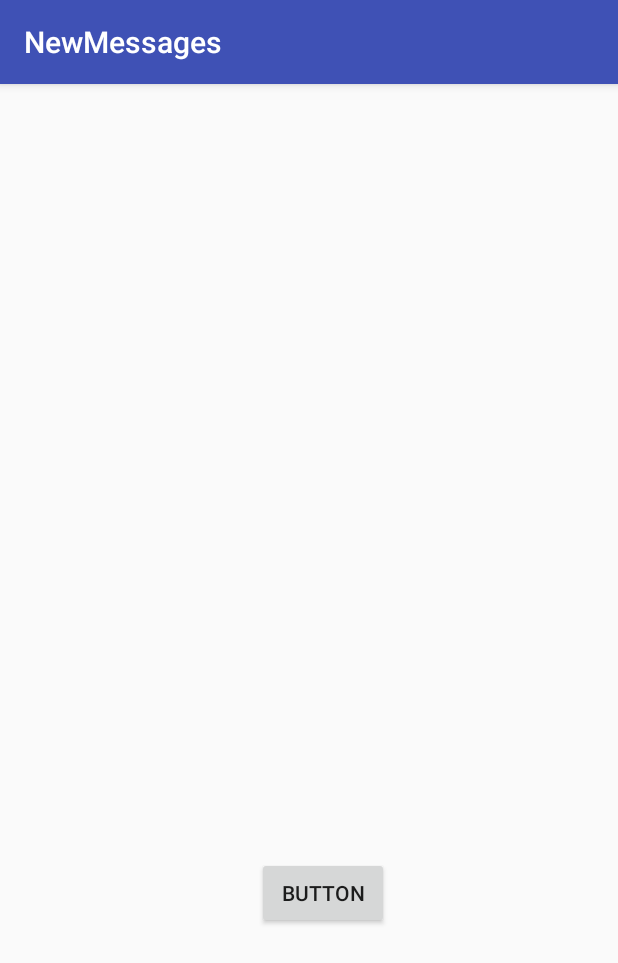
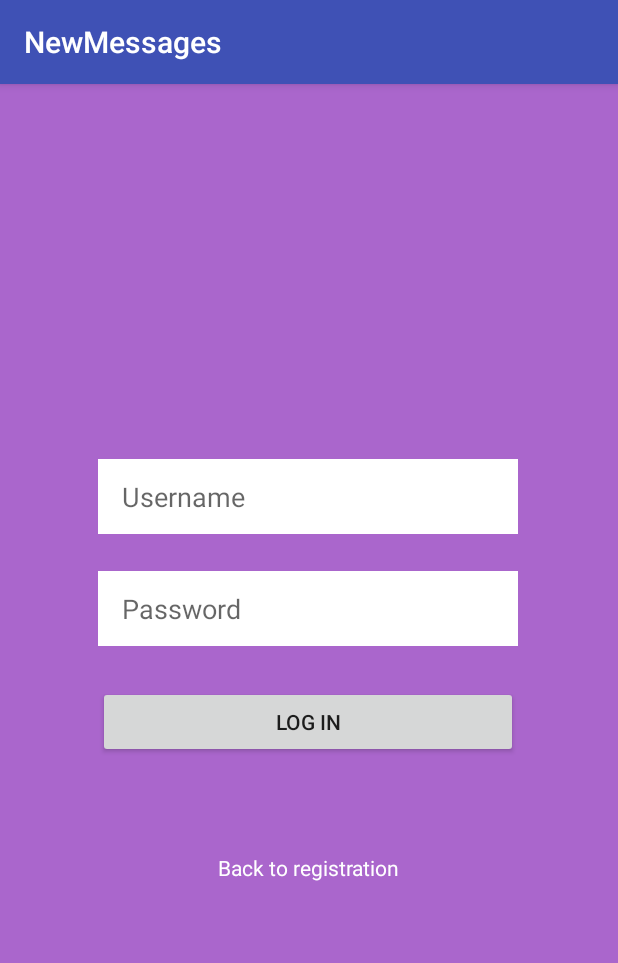
Before and after one commit to simenghe/Messaging, an Android app: the LoginActivity screen opened directly, with no data from a screen before it, on a phone screen of 412 x 824 dp. Shown: the top 963 px of the screen. Run offline under Robolectric (Android 15) with nearby library versions, the phone set to English and light mode, and no system bars; our stand-ins replace Firebase (no records; nobody signed in at launch, a user with empty details on screens opened directly).

```diff
--- a/app/src/main/java/com/example/simen/newmessages/LoginActivity.kt
+++ b/app/src/main/java/com/example/simen/newmessages/LoginActivity.kt
@@ -2,10 +2,23 @@ package com.example.simen.newmessages
 
 import android.os.Bundle
 import android.support.v7.app.AppCompatActivity
+import android.util.Log
+import com.google.firebase.auth.FirebaseAuth
+import kotlinx.android.synthetic.main.activity_login.*
 
 class LoginActivity: AppCompatActivity(){
     override fun onCreate(savedInstanceState: Bundle?) {
         super.onCreate(savedInstanceState)
         setContentView(R.layout.activity_login)
+        btnLogin.setOnClickListener{
+            performLogin()
+        }
+    }
+
+    private fun performLogin() {
+        val email=edit_login_email.text.toString()
+        val password=edit_login_password.text.toString()
+        Log.d("Login","Attempt login with email/pass $email/****")
+        FirebaseAuth.getInstance().signInWithEmailAndPassword(email,password)
     }
 }
--- a/app/src/main/java/com/example/simen/newmessages/MainActivity.kt
+++ b/app/src/main/java/com/example/simen/newmessages/MainActivity.kt
@@ -6,6 +6,7 @@ import android.support.v7.app.AppCompatActivity
 import android.os.Bundle
 import android.util.Log
 import android.view.View
+import android.widget.Toast
 import com.google.firebase.auth.FirebaseAuth
 import kotlinx.android.synthetic.main.activity_main.*
 
@@ -15,18 +16,7 @@ class MainActivity : AppCompatActivity() {
         super.onCreate(savedInstanceState)
         setContentView(R.layout.activity_main)
         btnRegister.setOnClickListener {
-            val email=editEmail.text.toString()
-            val user =editUser.text.toString()
-            val password=editPassword.text.toString()
-            Log.d("MainActivity","This is your password "+ password)
-            //Firebase first time.
-
-            FirebaseAuth.getInstance().createUserWithEmailAndPassword(email,password)
-                    .addOnCompleteListener{
-                        if(!it.isSuccessful) return@addOnCompleteListener
-                        //else if successfull
-                        Log.d("Main","Success:${it.result.user.uid}")
-                    }
+            performRegister()
         }
         txtLogin.setOnClickListener{
             Log.d("MainActivity","Show login activity")
@@ -35,4 +25,26 @@ class MainActivity : AppCompatActivity() {
 
         }
     }
+
+    private fun performRegister() {
+        val email=editEmail.text.toString()
+        val user =editUser.text.toString()
+        val password=editPassword.text.toString()
+        if(email.isEmpty()||password.isEmpty()){
+            Toast.makeText(this,"Email and/or Password is empty!",Toast.LENGTH_SHORT).show()
+            return
+        }
+        Log.d("MainActivity","This is your password "+ password)
+        //Firebase first time.
+        FirebaseAuth.getInstance().createUserWithEmailAndPassword(email,password)
+                .addOnCompleteListener{
+                    if(!it.isSuccessful) return@addOnCompleteListener
+                    //else if successfull
+
+                    Log.d("Main","Success:${it.result.user.uid}")
+                }
+                .addOnFailureListener{
+                    Log.d("Main","Failed to create user : ${it.message}")
+                }
+    }
 }
--- a/app/src/main/res/layout/activity_login.xml
+++ b/app/src/main/res/layout/activity_login.xml
@@ -1,14 +1,75 @@
 <?xml version="1.0" encoding="utf-8"?>
-<android.support.constraint.ConstraintLayout
-    xmlns:android="http://schemas.android.com/apk/res/android"
+<android.support.constraint.ConstraintLayout xmlns:android="http://schemas.android.com/apk/res/android"
     xmlns:app="http://schemas.android.com/apk/res-auto"
     xmlns:tools="http://schemas.android.com/tools"
     android:layout_width="match_parent"
-    android:layout_height="match_parent">
+    android:layout_height="match_parent"
+    android:background="@android:color/holo_purple">
+
+    <TextView
+        android:id="@+id/txtRegister"
+        android:layout_width="wrap_content"
+        android:layout_height="wrap_content"
+        android:layout_marginBottom="236dp"
+        android:layout_marginEnd="8dp"
+        android:layout_marginLeft="8dp"
+        android:layout_marginRight="8dp"
+        android:layout_marginStart="8dp"
+        android:text="@string/txtRegister"
+        android:textColor="@android:color/white"
+        app:layout_constraintBottom_toBottomOf="parent"
+        app:layout_constraintEnd_toEndOf="parent"
+        app:layout_constraintStart_toStartOf="parent"
+        app:layout_constraintTop_toBottomOf="@+id/btnRegister"
+        app:layout_constraintVertical_bias="0.051" />
+
+    <EditText
+        android:id="@+id/edit_login_email"
+        android:layout_width="280dp"
+        android:layout_height="50dp"
+        android:layout_marginBottom="8dp"
+        android:layout_marginEnd="8dp"
+        android:layout_marginLeft="8dp"
+        android:layout_marginRight="8dp"
+        android:layout_marginStart="8dp"
+        android:layout_marginTop="8dp"
+        android:background="@android:color/background_light"
+        android:ems="10"
+        android:hint="@string/editUser"
+        android:inputType="textEmailAddress"
+        android:paddingLeft="16dp"
+        app:layout_constraintBottom_toBottomOf="parent"
+        app:layout_constraintEnd_toEndOf="parent"
+        app:layout_constraintHorizontal_bias="0.495"
+        app:layout_constraintStart_toStartOf="parent"
+        app:layout_constraintTop_toTopOf="parent"
+        app:layout_constraintVertical_bias="0.345" />
+
+    <EditText
+        android:id="@+id/edit_login_password"
+        android:layout_width="280dp"
+        android:layout_height="50dp"
+        android:layout_marginBottom="8dp"
+        android:layout_marginEnd="8dp"
+        android:layout_marginLeft="8dp"
+        android:layout_marginRight="8dp"
+        android:layout_marginStart="8dp"
+        android:layout_marginTop="8dp"
+        android:background="@android:color/background_light"
+        android:ems="10"
+        android:hint="@string/edit_login_password"
+        android:inputType="textPassword"
+        android:paddingLeft="16dp"
+        app:layout_constraintBottom_toBottomOf="parent"
+        app:layout_constraintEnd_toEndOf="parent"
+        app:layout_constraintHorizontal_bias="0.495"
+        app:layout_constraintStart_toStartOf="parent"
+        app:layout_constraintTop_toTopOf="parent"
+        app:layout_constraintVertical_bias="0.451" />
 
     <Button
-        android:id="@+id/button"
-        android:layout_width="wrap_content"
+        android:id="@+id/btnLogin"
+        android:layout_width="280dp"
         android:layout_height="wrap_content"
         android:layout_marginBottom="8dp"
         android:layout_marginEnd="8dp"
@@ -16,11 +77,11 @@
         android:layout_marginRight="8dp"
         android:layout_marginStart="8dp"
         android:layout_marginTop="8dp"
-        android:text="Button"
+        android:text="@string/btnLogin"
         app:layout_constraintBottom_toBottomOf="parent"
         app:layout_constraintEnd_toEndOf="parent"
-        app:layout_constraintHorizontal_bias="0.53"
+        app:layout_constraintHorizontal_bias="0.495"
         app:layout_constraintStart_toStartOf="parent"
         app:layout_constraintTop_toTopOf="parent"
-        app:layout_constraintVertical_bias="0.721" />
+        app:layout_constraintVertical_bias="0.559" />
 </android.support.constraint.ConstraintLayout>
--- a/app/src/main/res/layout/activity_main.xml
+++ b/app/src/main/res/layout/activity_main.xml
@@ -24,9 +24,10 @@
         android:paddingLeft="16dp"
         app:layout_constraintBottom_toBottomOf="parent"
         app:layout_constraintEnd_toEndOf="parent"
+        app:layout_constraintHorizontal_bias="0.495"
         app:layout_constraintStart_toStartOf="parent"
         app:layout_constraintTop_toTopOf="parent"
-        app:layout_constraintVertical_bias="0.335" />
+        app:layout_constraintVertical_bias="0.333" />
 
     <EditText
         android:id="@+id/editEmail"
@@ -67,6 +68,7 @@
         android:paddingLeft="16dp"
         app:layout_constraintBottom_toBottomOf="parent"
         app:layout_constraintEnd_toEndOf="parent"
+        app:layout_constraintHorizontal_bias="0.49"
         app:layout_constraintStart_toStartOf="parent"
         app:layout_constraintTop_toTopOf="parent"
         app:layout_constraintVertical_bias="0.534" />
--- a/app/src/main/res/values/strings.xml
+++ b/app/src/main/res/values/strings.xml
@@ -3,4 +3,9 @@
     <string name="editUser">Username</string>
     <string name="editEmail">Email</string>
     <string name="editPassword">Password</string>
+    <string name="btnLogin">LOG IN</string>
+    <string name="edit_login_user">Username</string>
+    <string name="edit_login_password">Password</string>
+    <string name="btnLogin">LOG IN</string>
+    <string name="txtRegister">Back to registration</string>
 </resources>
```
